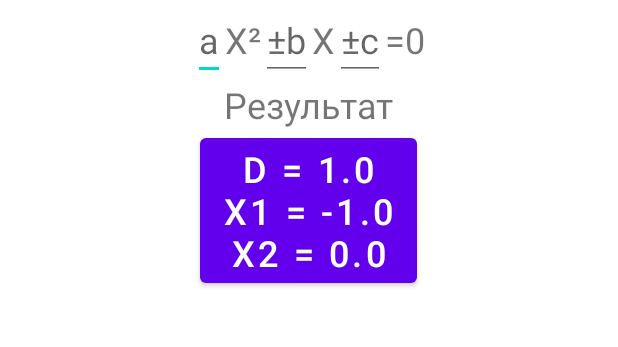
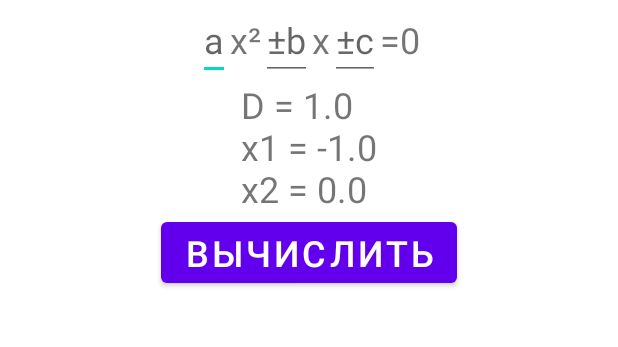
Before and after one commit to AntonEvseev74/Discriminant, an Android app: the screen it shows after launch (MainActivity), after a tap on "ВЫЧИСЛИТЬ", on a phone screen of 412 x 824 dp, the part 538-885 px from its top. Run offline under Robolectric (Android 15) with nearby library versions, the phone set to English and light mode, and no system bars.

Commit message:
Дискриминант

```diff
--- a/app/src/main/java/ru/evant/discriminant/MainActivity.java
+++ b/app/src/main/java/ru/evant/discriminant/MainActivity.java
@@ -37,7 +37,7 @@ public class MainActivity extends AppCompatActivity {
     }
 
     private void init() {
-        tvResult = (TextView) findViewById(R.id.btnResult);
+        tvResult = (TextView) findViewById(R.id.tvResult);
         edA = (EditText) findViewById(R.id.edA);
         edB = (EditText) findViewById(R.id.edB);
         edC = (EditText) findViewById(R.id.edC);
--- a/app/src/main/res/layout/activity_main.xml
+++ b/app/src/main/res/layout/activity_main.xml
@@ -24,12 +24,14 @@
             android:layout_width="wrap_content"
             android:layout_height="wrap_content"
             android:hint="a"
-            android:textSize="24sp"/>
+            android:inputType="number|numberDecimal"
+            android:textSize="24sp"
+            android:autofillHints="" />
 
         <TextView
             android:layout_width="wrap_content"
             android:layout_height="wrap_content"
-            android:text="X²"
+            android:text="x²"
             android:textSize="24sp"/>
 
         <EditText
@@ -37,12 +39,14 @@
             android:layout_width="wrap_content"
             android:layout_height="wrap_content"
             android:hint="±b"
-            android:textSize="24sp"/>
+            android:inputType="number|numberDecimal"
+            android:textSize="24sp"
+            android:autofillHints="" />
 
         <TextView
             android:layout_width="wrap_content"
             android:layout_height="wrap_content"
-            android:text="X"
+            android:text="x"
             android:textSize="24sp"/>
 
         <EditText
@@ -50,7 +54,9 @@
             android:layout_width="wrap_content"
             android:layout_height="wrap_content"
             android:hint="±c"
-            android:textSize="24sp"/>
+            android:inputType="number|numberDecimal"
+            android:textSize="24sp"
+            android:autofillHints="" />
 
         <TextView
             android:layout_width="wrap_content"
```
